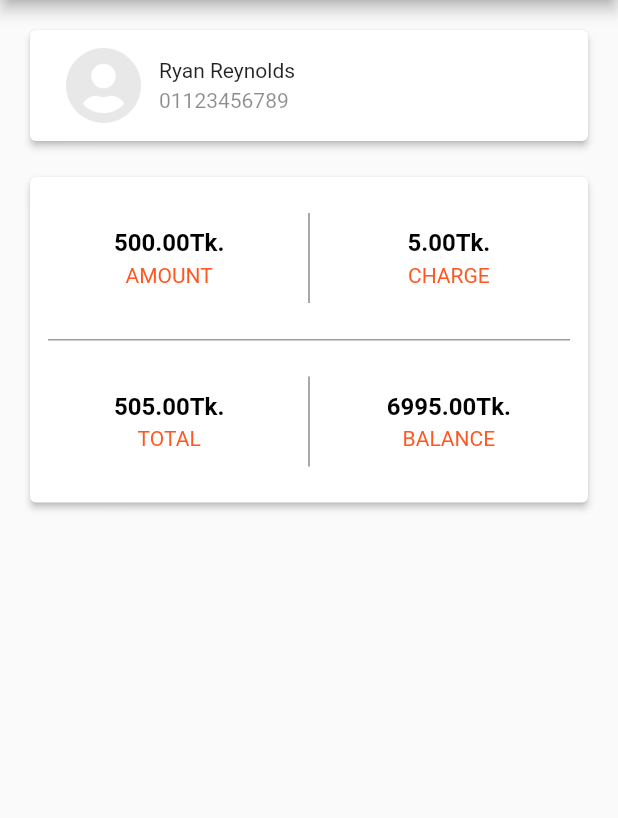
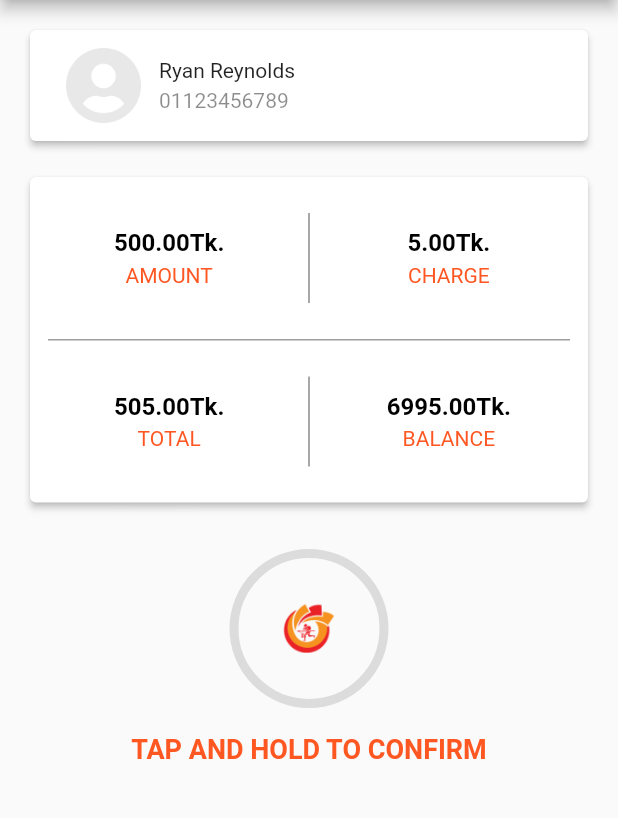
Before and after one commit to evanemran/nagad_cLone, a Flutter app: the ConfirmPage screen opened directly, on a phone screen of 412 x 824 dp, the part 84-902 px from its top. Run offline on Flutter 3.47's test engine with Material 2 defaults, Android fonts, the phone set to English and light mode, and no system bars; our stand-ins replace carousel_slider.

Commit message:
icons updated

```diff
--- a/lib/pages/confirm_page.dart
+++ b/lib/pages/confirm_page.dart
@@ -1,8 +1,10 @@
 import 'package:flutter/cupertino.dart';
 import 'package:flutter/material.dart';
+import 'package:nagad_clone/pages/success_page.dart';
 
 import '../enums/home_menu.dart';
 import '../styles/AppTheme.dart';
+import '../widgets/circular_button.dart';
 
 class ConfirmPage extends StatefulWidget {
   const ConfirmPage({Key? key, required this.menu}) : super(key: key);
@@ -13,10 +15,41 @@ class ConfirmPage extends StatefulWidget {
   State<ConfirmPage> createState() => _ConfirmPageState();
 }
 
-class _ConfirmPageState extends State<ConfirmPage> {
+class _ConfirmPageState extends State<ConfirmPage> with SingleTickerProviderStateMixin{
+
+  var btnVisibility = true;
+  var loaderVisibility = false;
+  late AnimationController _controller;
+
+  @override
+  void initState() {
+    _controller = AnimationController(
+      duration: const Duration(seconds: 5),
+      vsync: this,
+    );
+    _controller.addListener(() {
+      setState(() {
+        if(_controller.isCompleted){
+          Navigator.push(
+            context,
+            MaterialPageRoute(builder: (context) => const SuccessPage(menu: HomeMenu.SEND_MONEY,)),
+          );
+          _controller.reset();
+        }
+      });
+    });
+    super.initState();
+  }
+
+  @override
+  void dispose() {
+    _controller.dispose();
+    super.dispose();
+  }
 
   @override
   Widget build(BuildContext context) {
+
     return Scaffold(
         resizeToAvoidBottomInset : false,
         appBar: AppBar(
@@ -41,7 +74,7 @@ class _ConfirmPageState extends State<ConfirmPage> {
                 ],),)
               ],),),
 
-              SizedBox(height: 16,),
+              const SizedBox(height: 16,),
               //Amount
               Card(color: Colors.white, elevation: 2, child: Column(children: [
                 Padding(padding: EdgeInsets.fromLTRB(0, 24, 0, 24), child: Row(children: [
@@ -66,6 +99,31 @@ class _ConfirmPageState extends State<ConfirmPage> {
                   ],),)),
                 ],),),
               ],),),
+
+              const SizedBox(height: 30,),
+
+              Visibility(visible: btnVisibility,child: Column(
+                children: [
+                  CircularButton(
+                    onComplete: () {
+                      setState(() {
+                        btnVisibility = false;
+                        loaderVisibility = true;
+                        _controller.forward();
+                      });
+                    },
+                  ),
+
+                  const SizedBox(height: 20,),
+                  Row(children: const [Expanded(child: Text('TAP AND HOLD TO CONFIRM', style: TextStyle(color: Colors.deepOrange, fontWeight: FontWeight.bold, fontSize: 18), textAlign: TextAlign.center,))],)
+                ],
+              ),),
+
+              Visibility(visible: loaderVisibility,child: RotationTransition(
+                turns: Tween(begin: 0.0, end: 1.0).animate(_controller),
+                child: Image.asset("assets/ic_tx_progress.png", width: 80, height: 80,),
+              ),)
+
             ],
           ),
         )
--- /dev/null
+++ b/lib/widgets/circular_button.dart
@@ -0,0 +1,79 @@
+import 'dart:async';
+
+import 'package:flutter/material.dart';
+
+class CircularButton extends StatefulWidget {
+
+  const CircularButton({Key? key, this.onComplete}) : super(key: key);
+  final VoidCallback? onComplete;
+
+  @override
+  State<StatefulWidget> createState() => _CircularButtonState();
+}
+
+class _CircularButtonState extends State<CircularButton> with SingleTickerProviderStateMixin{
+  Timer? timer;
+  double progress = 0.0;
+  late AnimationController controller;
+
+  @override
+  void initState() {
+    super.initState();
+
+    controller = AnimationController(vsync: this, duration: Duration(seconds: 1));
+    controller.addListener(() {
+      setState(() {
+        if(controller.isCompleted){
+          widget.onComplete?.call();
+          controller.reset();
+        }
+      });
+    });
+  }
+  @override
+  Widget build(BuildContext context) {
+    return GestureDetector(
+      child: Stack(
+        alignment: Alignment.center,
+        children: [
+          CircleAvatar(
+            backgroundColor: Colors.transparent,
+            radius: 24,
+            child: Image.asset("assets/ic_nagad_account.png", height: 36, width: 36,),
+          ),
+          SizedBox(
+            width: 100,
+            height: 100,
+            child: CircularProgressIndicator(
+              strokeWidth: 6,
+              color: Colors.black12,
+              value: 1,
+            ),
+          ),
+          SizedBox(
+            width: 100,
+            height: 100,
+            child: CircularProgressIndicator(
+              strokeWidth: 6,
+              color: Colors.deepOrange,
+              value: controller.value, // Change this value to update the progress
+            ),
+          ),
+        ],
+      ),
+      onTapDown: (_) => controller.forward(),
+      onTapUp: (_) {
+        if (controller.status == AnimationStatus.forward) {
+          controller.reverse();
+        }
+      },
+
+    );
+  }
+
+  @override
+  void dispose() {
+    timer?.cancel();
+    super.dispose();
+  }
+}
--- a/lib/widgets/profile_widget.dart
+++ b/lib/widgets/profile_widget.dart
@@ -8,7 +8,7 @@ import '../styles/AppTheme.dart';
 List<ProfileItem> generalList = [
   ProfileItem(icon: "assets/ic_language.png", title: "Language", endWidget: const Text("English")),
   ProfileItem(icon: "assets/ic_account_type.png", title: "Account Type", endWidget: const Text("Regular")),
-  ProfileItem(icon: "assets/ic_offers.png", title: "I Want Profit", endWidget: const Text("NO")),
+  ProfileItem(icon: "assets/ic_profit.png", title: "I Want Profit", endWidget: const Text("NO")),
   ProfileItem(icon: "assets/ic_pin.png", title: "Change PIN", endWidget: const Icon(Icons.arrow_forward_ios_sharp, color: Colors.grey,)),
   ProfileItem(icon: "assets/ic_mno.png", title: "Change Mobile Operator", endWidget: const Icon(Icons.arrow_forward_ios_sharp, color: Colors.grey,)),
   ProfileItem(icon: "assets/ic_kyc_icon.png", title: "Re-submit KYC", endWidget: const Icon(Icons.arrow_forward_ios_sharp, color: Colors.grey,)),
```
Also changed, not shown: lib/pages/success_page.dart (added, +86 -0 lines), lib/widgets/animated_button.dart (deleted, +0 -171 lines), assets/ic_message.png (added), assets/ic_nagad_account.png (added), assets/ic_profit.png (added), assets/ic_tx_progress.png (added), assets/img_tick.png (added), pubspec.lock.
